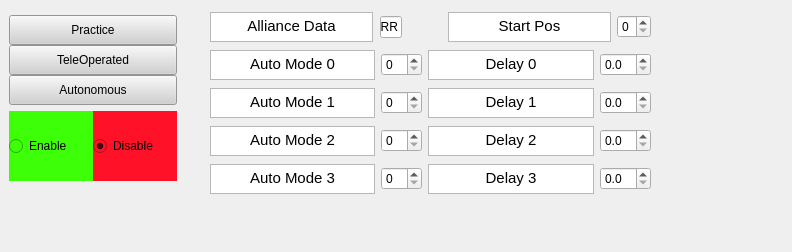
Above: zebROS_ws/src/rqt_driver_station_sim/resource/driverStationSim.ui from FRC900/2018RobotCode before the change. Below: the same form after it.
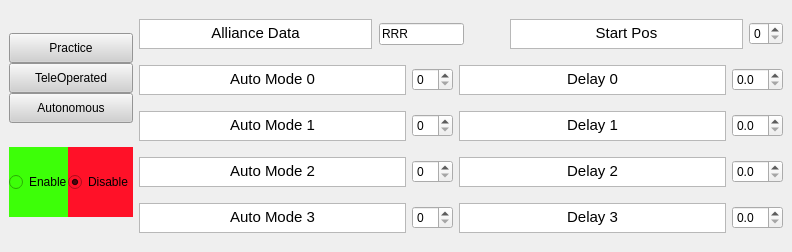
That is the form after the change.

Commit message: fixed auto for testing purposes

Diff of the .ui file:
```diff
--- a/zebROS_ws/src/rqt_driver_station_sim/resource/driverStationSim.ui
+++ b/zebROS_ws/src/rqt_driver_station_sim/resource/driverStationSim.ui
@@ -1,7 +1,7 @@
 <?xml version="1.0" encoding="UTF-8"?>
 <ui version="4.0">
  <class>MainWindow</class>
- <widget class="QWidget" name="Driver Station Sim Team 900">
+ <widget class="QMainWindow" name="MainWindow">
   <property name="geometry">
    <rect>
     <x>0</x>
@@ -14,15 +14,8 @@
    <string>MainWindow</string>
   </property>
   <widget class="QWidget" name="centralwidget">
-   <widget class="QWidget" name="">
-    <property name="geometry">
-     <rect>
-      <x>9</x>
-      <y>9</y>
-      <width>168</width>
-      <height>180</height>
-     </rect>
-    </property>
+   <layout class="QHBoxLayout" name="horizontalLayout_10">
+    <item>
     <layout class="QHBoxLayout" name="horizontalLayout">
      <item>
       <layout class="QVBoxLayout" name="verticalLayout">
@@ -225,16 +218,8 @@
       </layout>
      </item>
     </layout>
-   </widget>
-   <widget class="QWidget" name="verticalLayoutWidget_2">
-    <property name="geometry">
-     <rect>
-      <x>210</x>
-      <y>10</y>
-      <width>441</width>
-      <height>186</height>
-     </rect>
-    </property>
+    </item>
+    <item>
     <layout class="QVBoxLayout" name="verticalLayout_3">
      <item>
       <layout class="QHBoxLayout" name="horizontalLayout_4">
@@ -571,7 +556,8 @@
       </layout>
      </item>
     </layout>
-   </widget>
+    </item>
+   </layout>
   </widget>
  </widget>
  <resources/>
```
Lines whose indentation alone changed are shown as unchanged. The commit also changes 2 other files.
